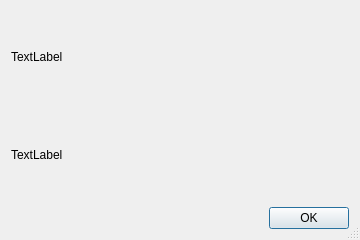
Tw1ddle/geometrize, file Geometrize/forms/aboutdialog.ui: the form before one commit.
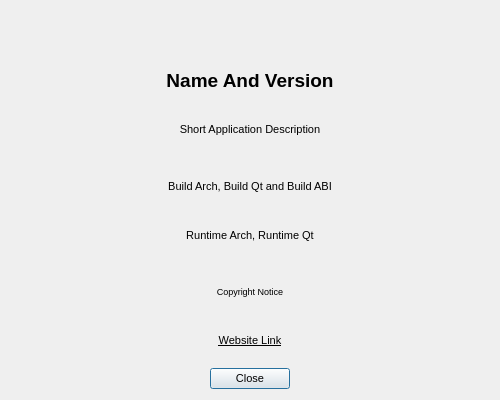
The form after the commit. Icons and pictures are not drawn.

Commit message: More layout work, about dialog, namespaces etc

Diff of the .ui file:
```diff
--- a/Geometrize/forms/aboutdialog.ui
+++ b/Geometrize/forms/aboutdialog.ui
@@ -9,53 +9,251 @@
    <rect>
     <x>0</x>
     <y>0</y>
-    <width>360</width>
-    <height>240</height>
+    <width>500</width>
+    <height>400</height>
    </rect>
   </property>
+  <property name="sizePolicy">
+   <sizepolicy hsizetype="Fixed" vsizetype="Fixed">
+    <horstretch>0</horstretch>
+    <verstretch>0</verstretch>
+   </sizepolicy>
+  </property>
   <property name="minimumSize">
    <size>
-    <width>360</width>
-    <height>240</height>
+    <width>500</width>
+    <height>400</height>
    </size>
   </property>
   <property name="maximumSize">
    <size>
-    <width>800</width>
-    <height>800</height>
+    <width>500</width>
+    <height>400</height>
    </size>
   </property>
   <property name="windowTitle">
-   <string>About Geometrize</string>
+   <string>About</string>
+  </property>
+  <property name="autoFillBackground">
+   <bool>false</bool>
   </property>
   <property name="sizeGripEnabled">
-   <bool>true</bool>
+   <bool>false</bool>
   </property>
   <property name="modal">
    <bool>true</bool>
   </property>
   <layout class="QVBoxLayout" name="verticalLayout">
    <item>
-    <widget class="QLabel" name="label_2">
+    <widget class="QLabel" name="logo">
+     <property name="autoFillBackground">
+      <bool>false</bool>
+     </property>
+     <property name="frameShape">
+      <enum>QFrame::NoFrame</enum>
+     </property>
+     <property name="frameShadow">
+      <enum>QFrame::Plain</enum>
+     </property>
+     <property name="midLineWidth">
+      <number>0</number>
+     </property>
      <property name="text">
-      <string>TextLabel</string>
+      <string/>
      </property>
+     <property name="pixmap">
+      <pixmap resource="../resources/application_resources.qrc">:/logo_small.png</pixmap>
+     </property>
+     <property name="alignment">
+      <set>Qt::AlignCenter</set>
+     </property>
+     <property name="textInteractionFlags">
+      <set>Qt::LinksAccessibleByMouse</set>
+     </property>
     </widget>
    </item>
    <item>
-    <widget class="QLabel" name="label">
+    <widget class="QLabel" name="nameAndVersion">
+     <property name="font">
+      <font>
+       <pointsize>14</pointsize>
+       <weight>75</weight>
+       <bold>true</bold>
+      </font>
+     </property>
      <property name="text">
-      <string>TextLabel</string>
+      <string>Name And Version</string>
+     </property>
+     <property name="alignment">
+      <set>Qt::AlignCenter</set>
+     </property>
+     <property name="wordWrap">
+      <bool>true</bool>
+     </property>
+     <property name="textInteractionFlags">
+      <set>Qt::LinksAccessibleByMouse|Qt::TextSelectableByMouse</set>
+     </property>
+    </widget>
+   </item>
+   <item>
+    <widget class="QLabel" name="appShortDescription">
+     <property name="font">
+      <font>
+       <pointsize>8</pointsize>
+      </font>
+     </property>
+     <property name="text">
+      <string>Short Application Description</string>
+     </property>
+     <property name="alignment">
+      <set>Qt::AlignCenter</set>
+     </property>
+     <property name="wordWrap">
+      <bool>true</bool>
+     </property>
+     <property name="textInteractionFlags">
+      <set>Qt::LinksAccessibleByMouse|Qt::TextSelectableByMouse</set>
+     </property>
+    </widget>
+   </item>
+   <item>
+    <spacer name="upperSpacer">
+     <property name="orientation">
+      <enum>Qt::Vertical</enum>
+     </property>
+     <property name="sizeType">
+      <enum>QSizePolicy::Fixed</enum>
+     </property>
+     <property name="sizeHint" stdset="0">
+      <size>
+       <width>20</width>
+       <height>8</height>
+      </size>
+     </property>
+    </spacer>
+   </item>
+   <item>
+    <widget class="QLabel" name="buildInfo">
+     <property name="font">
+      <font>
+       <pointsize>8</pointsize>
+      </font>
+     </property>
+     <property name="text">
+      <string>Build Arch, Build Qt and Build ABI</string>
+     </property>
+     <property name="alignment">
+      <set>Qt::AlignCenter</set>
+     </property>
+     <property name="wordWrap">
+      <bool>true</bool>
+     </property>
+     <property name="textInteractionFlags">
+      <set>Qt::LinksAccessibleByMouse|Qt::TextSelectableByMouse</set>
+     </property>
+    </widget>
+   </item>
+   <item>
+    <widget class="QLabel" name="runtimeInfo">
+     <property name="font">
+      <font>
+       <pointsize>8</pointsize>
+      </font>
+     </property>
+     <property name="text">
+      <string>Runtime Arch, Runtime Qt</string>
+     </property>
+     <property name="alignment">
+      <set>Qt::AlignCenter</set>
+     </property>
+     <property name="wordWrap">
+      <bool>true</bool>
+     </property>
+     <property name="textInteractionFlags">
+      <set>Qt::LinksAccessibleByMouse|Qt::TextSelectableByMouse</set>
+     </property>
+    </widget>
+   </item>
+   <item>
+    <spacer name="lowerSpacer">
+     <property name="orientation">
+      <enum>Qt::Vertical</enum>
+     </property>
+     <property name="sizeType">
+      <enum>QSizePolicy::Fixed</enum>
+     </property>
+     <property name="sizeHint" stdset="0">
+      <size>
+       <width>20</width>
+       <height>8</height>
+      </size>
+     </property>
+    </spacer>
+   </item>
+   <item>
+    <widget class="QLabel" name="copyrightNotice">
+     <property name="font">
+      <font>
+       <pointsize>7</pointsize>
+      </font>
+     </property>
+     <property name="text">
+      <string>Copyright Notice</string>
+     </property>
+     <property name="alignment">
+      <set>Qt::AlignCenter</set>
+     </property>
+     <property name="wordWrap">
+      <bool>true</bool>
+     </property>
+     <property name="textInteractionFlags">
+      <set>Qt::LinksAccessibleByMouse|Qt::TextSelectableByMouse</set>
+     </property>
+    </widget>
+   </item>
+   <item>
+    <widget class="QLabel" name="websiteLink">
+     <property name="font">
+      <font>
+       <pointsize>8</pointsize>
+       <underline>true</underline>
+      </font>
+     </property>
+     <property name="text">
+      <string>Website Link</string>
+     </property>
+     <property name="textFormat">
+      <enum>Qt::RichText</enum>
+     </property>
+     <property name="alignment">
+      <set>Qt::AlignCenter</set>
+     </property>
+     <property name="wordWrap">
+      <bool>true</bool>
+     </property>
+     <property name="openExternalLinks">
+      <bool>true</bool>
+     </property>
+     <property name="textInteractionFlags">
+      <set>Qt::TextBrowserInteraction</set>
      </property>
     </widget>
    </item>
    <item>
     <widget class="QDialogButtonBox" name="buttonBox">
+     <property name="font">
+      <font>
+       <pointsize>8</pointsize>
+      </font>
+     </property>
      <property name="orientation">
       <enum>Qt::Horizontal</enum>
      </property>
      <property name="standardButtons">
-      <set>QDialogButtonBox::Ok</set>
+      <set>QDialogButtonBox::Close</set>
+     </property>
+     <property name="centerButtons">
+      <bool>true</bool>
      </property>
     </widget>
    </item>
```
Left out of the diff: 4 changed lines with no effect on the pictures. The commit also changes 36 other files.
